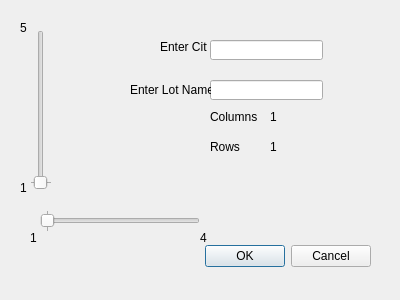
This is DronePark1/DronePark1/newlot.ui in Nomen-Naught/DronePark1 as Qt 5 draws it before an edit. The edited form follows.
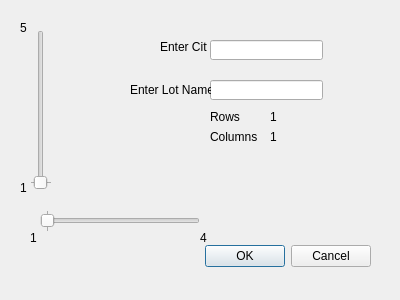
This is the edited form.

Commit message:
Fixed Rows and Columns
Had them backwards before, just realised and fixed it

```diff
--- a/DronePark1/DronePark1/newlot.ui
+++ b/DronePark1/DronePark1/newlot.ui
@@ -181,7 +181,7 @@
    <property name="geometry">
     <rect>
      <x>210</x>
-     <y>110</y>
+     <y>130</y>
      <width>47</width>
      <height>13</height>
     </rect>
@@ -194,7 +194,7 @@
    <property name="geometry">
     <rect>
      <x>210</x>
-     <y>140</y>
+     <y>110</y>
      <width>47</width>
      <height>13</height>
     </rect>
@@ -207,7 +207,7 @@
    <property name="geometry">
     <rect>
      <x>270</x>
-     <y>110</y>
+     <y>130</y>
      <width>47</width>
      <height>13</height>
     </rect>
@@ -220,7 +220,7 @@
    <property name="geometry">
     <rect>
      <x>270</x>
-     <y>140</y>
+     <y>110</y>
      <width>47</width>
      <height>13</height>
     </rect>
```
Left out of the diff: 4 changed lines with no effect on the pictures.
